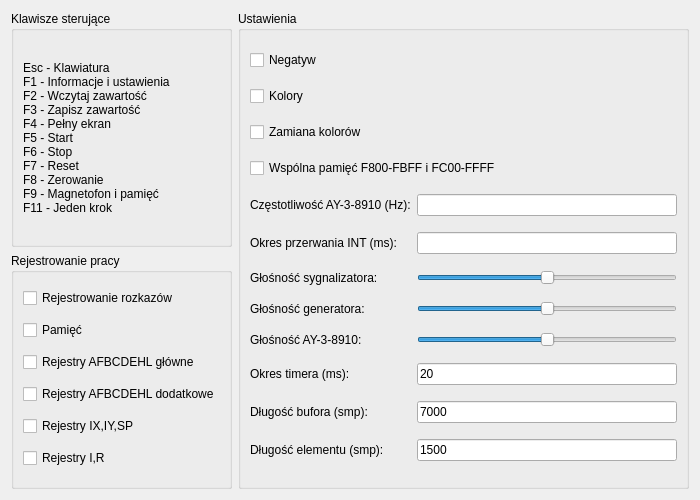
Qt form helpsettings.ui (andrzejlisek/Cobra1) before a commit.
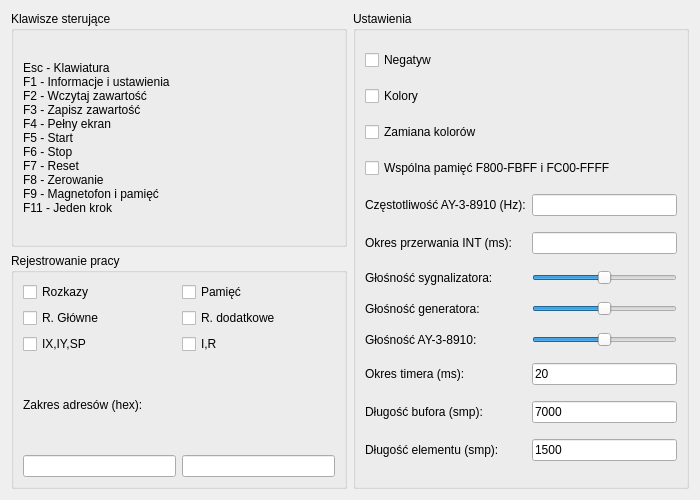
The same form after that commit.

Diff of the .ui file:
```diff
--- a/helpsettings.ui
+++ b/helpsettings.ui
@@ -205,48 +205,61 @@
       <string>Rejestrowanie pracy</string>
      </property>
      <layout class="QGridLayout" name="gridLayout">
-      <item row="6" column="0">
-       <widget class="QCheckBox" name="DebugReg3">
-        <property name="text">
-         <string>Rejestry IX,IY,SP</string>
-        </property>
-       </widget>
-      </item>
       <item row="4" column="0">
        <widget class="QCheckBox" name="DebugReg1">
         <property name="text">
-         <string>Rejestry AFBCDEHL główne</string>
+         <string>R. Główne</string>
         </property>
        </widget>
       </item>
+      <item row="8" column="0">
+       <widget class="QLineEdit" name="DebugTraceRange1T"/>
+      </item>
       <item row="0" column="0">
        <widget class="QCheckBox" name="DebugTrace">
         <property name="text">
-         <string>Rejestrowanie rozkazów</string>
+         <string>Rozkazy</string>
         </property>
        </widget>
       </item>
-      <item row="7" column="0">
-       <widget class="QCheckBox" name="DebugReg4">
-        <property name="text">
-         <string>Rejestry I,R</string>
-        </property>
-       </widget>
-      </item>
-      <item row="5" column="0">
+      <item row="4" column="1">
        <widget class="QCheckBox" name="DebugReg2">
         <property name="text">
-         <string>Rejestry AFBCDEHL dodatkowe</string>
+         <string>R. dodatkowe</string>
         </property>
        </widget>
       </item>
-      <item row="3" column="0">
+      <item row="6" column="1">
+       <widget class="QCheckBox" name="DebugReg4">
+        <property name="text">
+         <string>I,R</string>
+        </property>
+       </widget>
+      </item>
+      <item row="7" column="0" colspan="2">
+       <widget class="QLabel" name="DebugTraceRangeL">
+        <property name="text">
+         <string>Zakres adresów (hex):</string>
+        </property>
+       </widget>
+      </item>
+      <item row="6" column="0">
+       <widget class="QCheckBox" name="DebugReg3">
+        <property name="text">
+         <string>IX,IY,SP</string>
+        </property>
+       </widget>
+      </item>
+      <item row="0" column="1">
        <widget class="QCheckBox" name="DebugReg0">
         <property name="text">
          <string>Pamięć</string>
         </property>
        </widget>
       </item>
+      <item row="8" column="1">
+       <widget class="QLineEdit" name="DebugTraceRange2T"/>
+      </item>
      </layout>
     </widget>
    </item>
```
Left out of the diff: 1 changed line with no effect on the pictures.
